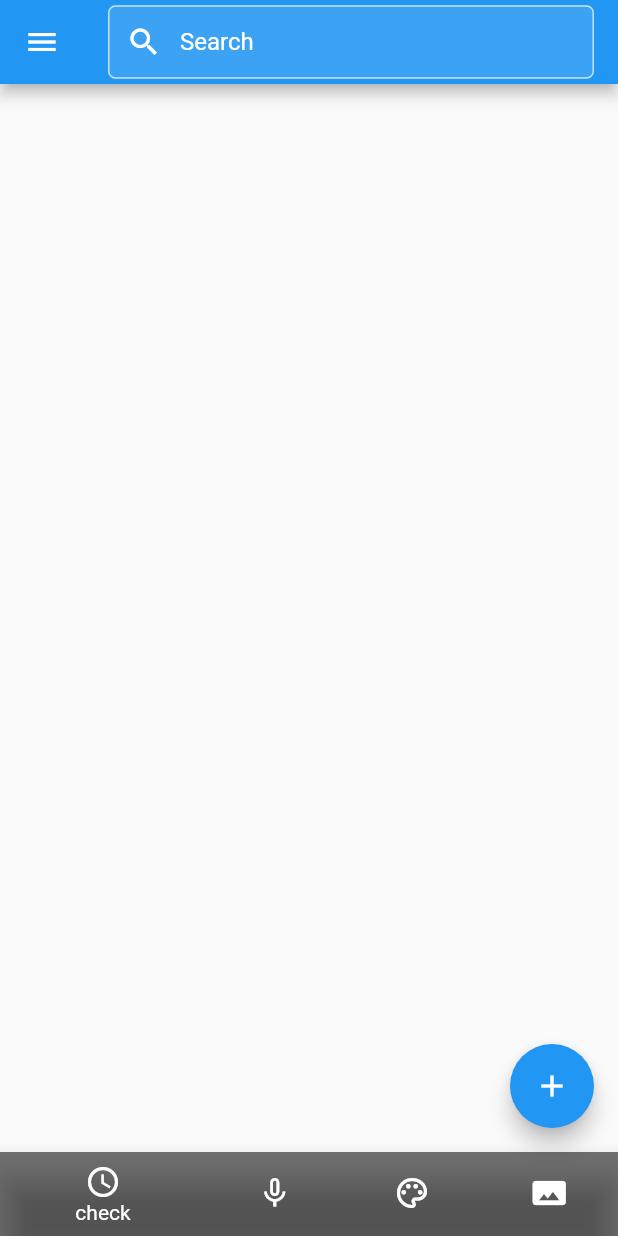
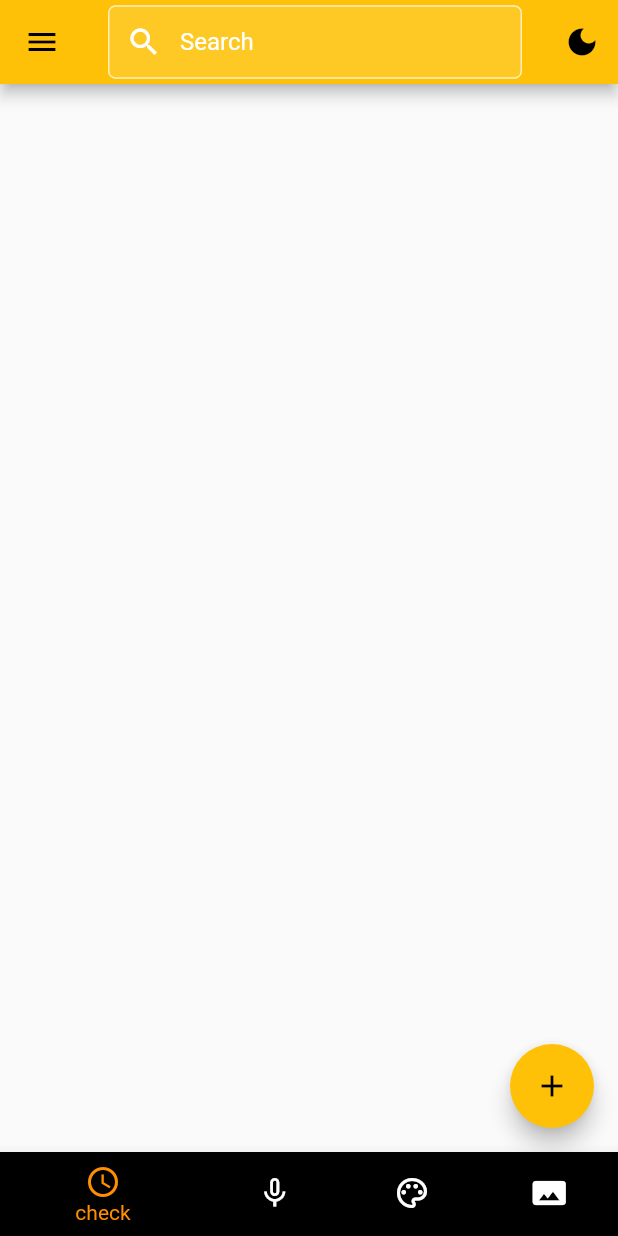
Before and after one commit to quynhtram01/Note-App, a Flutter app: the screen it shows after launch, on a phone screen of 412 x 824 dp. Run offline on Flutter 3.47's test engine with Material 2 defaults, Android fonts, the phone set to English and light mode, and no system bars.

Commit message:
add and edit file homepage.dart and theme.dart and main.dart

```diff
--- /dev/null
+++ b/lib/contents/HomePage.dart
@@ -0,0 +1,95 @@
+import 'package:flutter/cupertino.dart';
+import 'package:flutter/material.dart';
+import 'package:note_app/widget/Navigation_Drawer.dart';
+import '../main.dart';
+import 'Note.dart';
+
+class HomePage extends StatefulWidget {
+  const HomePage({Key? key}) : super(key: key);
+
+  @override
+  State<HomePage> createState() => _HomePageState();
+}
+
+class _HomePageState extends State<HomePage> {
+  @override
+  Widget build(BuildContext context) => Scaffold(
+      drawer: const NavigationDrawerWidget(),
+      appBar: AppBar(
+        title: buildSearchFile(),
+        actions: [
+          IconButton(
+            icon: Icon(MyApp.themeNotifier.value == ThemeMode.light
+                ? Icons.dark_mode
+                : Icons.light_mode ),
+            onPressed: () {
+              MyApp.themeNotifier.value =
+                  MyApp.themeNotifier.value == ThemeMode.light
+                  ? ThemeMode.dark
+                  : ThemeMode.light;
+            })
+        ],
+      ),
+      //body: Center(
+      //  child: _widgetOptions.elementAt(_selectedIndex),
+      //),
+      floatingActionButton: FloatingActionButton(
+        tooltip: 'Increment',
+        child: Icon(Icons.add),
+        onPressed: () {
+          Navigator.push( context,  MaterialPageRoute(builder: (context) => const Note()),);
+        },
+      ),
+      bottomNavigationBar: BottomNavigationBar(
+        items: const <BottomNavigationBarItem>[
+          BottomNavigationBarItem(
+            icon: Icon(Icons.access_time),
+            label: 'check',
+            backgroundColor: Colors.black,
+          ),
+          BottomNavigationBarItem(
+            icon: Icon(Icons.mic_none),
+            label: 'mic',
+            backgroundColor: Colors.greenAccent,
+          ),
+          BottomNavigationBarItem(
+            icon: Icon(Icons.palette_outlined),
+            label: 'paint',
+            backgroundColor: Colors.blue,
+          ),
+          BottomNavigationBarItem(
+            icon: Icon(Icons.panorama),
+            label: 'images',
+            backgroundColor: Colors.purple,
+          ),
+        ],
+        //currentIndex: _selectedIndex,
+        selectedItemColor: Colors.amber[800],
+        // onTap: _onItemTapped,
+      )
+    );
+
+  buildSearchFile() {
+    final color = Colors.white;
+
+    return TextField(
+      style: TextStyle(color: color),
+      decoration: InputDecoration(
+        contentPadding: EdgeInsets.symmetric(horizontal: 20, vertical: 15),
+        hintText: 'Search',
+        hintStyle: TextStyle(color: color),
+        prefixIcon: Icon(Icons.search, color: color),
+        filled: true,
+        fillColor: Colors.white12,
+        enabledBorder: OutlineInputBorder(
+          borderRadius: BorderRadius.circular(5),
+          borderSide: BorderSide(color: color.withOpacity(0.7)),
+        ),
+        focusedBorder: OutlineInputBorder(
+          borderRadius: BorderRadius.circular(5),
+          borderSide: BorderSide(color: color.withOpacity(0.7)),
+        ),
+      ),
+    );
+  }
+  }
--- a/lib/main.dart
+++ b/lib/main.dart
@@ -1,158 +1,37 @@
+import 'dart:ui';
+
 import 'package:flutter/cupertino.dart';
 import 'package:flutter/material.dart';
-import 'package:note_app/widget/Navigation_Drawer.dart';
+import 'package:flutter/src/material/colors.dart';
+//import 'package:note_app/widget/Navigation_Drawer.dart';
 
-import 'contents/Note.dart';
+import 'contents/HomePage.dart';
+import 'horror/theme.dart';
 
 void main() {
   runApp(const MyApp());
 }
 
 class MyApp extends StatelessWidget {
+  static final ValueNotifier<ThemeMode> themeNotifier =
+  ValueNotifier(ThemeMode.light);
   const MyApp({Key? key}) : super(key: key);
 
   // This widget is the root of your application.
   @override
   Widget build(BuildContext context) {
+    return ValueListenableBuilder<ThemeMode>(
+        valueListenable: themeNotifier,
+        builder: (_, ThemeMode currentMode, __) {
     return MaterialApp(
       title: 'Stick-Note',
-      theme: ThemeData(
-        primarySwatch: Colors.blue,
-      ),
-      home: const MyHomePage(title: 'Stick-Note'),
-    );
+      debugShowCheckedModeBanner: false,
+      theme: ThemeData(primarySwatch: Colors.amber),
+      darkTheme: ThemeData.dark(),
+      themeMode: currentMode,
+
+      home: HomePage(),
+      );
+    });
   }
 }
-
-class MyHomePage extends StatefulWidget {
-  const MyHomePage({Key? key, required this.title}) : super(key: key);
-  final String title;
-
-  @override
-  State<MyHomePage> createState() => _MyHomePageState();
-}
-
-class _MyHomePageState extends State<MyHomePage> {
-  int _counter = 0;
-  void _incrementCounter() {
-    setState(() {
-      _counter++;
-    });
-  }
-
-  @override
-  Widget build(BuildContext context) => Scaffold(
-      drawer: const NavigationDrawerWidget(),
-      appBar: AppBar(
-        title: buildSearchFile(),
-      ),
-      //body: Center(
-      //  child: _widgetOptions.elementAt(_selectedIndex),
-      //),
-      floatingActionButton: FloatingActionButton(
-        tooltip: 'Increment',
-        child: Icon(Icons.add),
-        onPressed: () {
-          Navigator.push( context,  MaterialPageRoute(builder: (context) => const Note()),);
-        },
-      ),
-      bottomNavigationBar: BottomNavigationBar(
-        items: const <BottomNavigationBarItem>[
-          BottomNavigationBarItem(
-            icon: Icon(Icons.access_time),
-            label: 'check',
-            backgroundColor: Colors.black54,
-          ),
-          BottomNavigationBarItem(
-            icon: Icon(Icons.mic_none),
-            label: 'mic',
-            backgroundColor: Colors.greenAccent,
-          ),
-          BottomNavigationBarItem(
-            icon: Icon(Icons.palette_outlined),
-            label: 'paint',
-            backgroundColor: Colors.blue,
-          ),
-          BottomNavigationBarItem(
-            icon: Icon(Icons.panorama),
-            label: 'images',
-            backgroundColor: Colors.purple,
-          ),
-        ],
-        //currentIndex: _selectedIndex,
-        //selectedItemColor: Colors.amber[800],
-       // onTap: _onItemTapped,
-  )
-  );
-
-  buildSearchFile() {
-    final color = Colors.white;
-
-    return TextField(
-      style: TextStyle(color: color),
-      decoration: InputDecoration(
-        contentPadding: EdgeInsets.symmetric(horizontal: 20, vertical: 15),
-        hintText: 'Search',
-        hintStyle: TextStyle(color: color),
-        prefixIcon: Icon(Icons.search, color: color),
-        filled: true,
-        fillColor: Colors.white12,
-        enabledBorder: OutlineInputBorder(
-          borderRadius: BorderRadius.circular(5),
-          borderSide: BorderSide(color: color.withOpacity(0.7)),
-        ),
-        focusedBorder: OutlineInputBorder(
-          borderRadius: BorderRadius.circular(5),
-          borderSide: BorderSide(color: color.withOpacity(0.7)),
-        ),
-      ),
-    );
-  }
-}
-
-class CustomListTile extends StatelessWidget{
-
-  IconData icon;
-  String text;
-  Function onTap;
-
-  CustomListTile(this.icon,this.text,this.onTap);
-
-  @override
-  Widget build(BuildContext context) {
-    // TODO: implement build
-    return Padding(
-      padding: const EdgeInsets.fromLTRB(8.0, 0, 8.0, 0),
-      child: Container(
-        decoration: BoxDecoration(
-            border: Border(bottom: BorderSide(color: Colors.grey.shade400))
-        ),
-        child: InkWell(
-          splashColor: Colors.lightBlueAccent,
-          // onTap: onTap,
-          child: Container(
-            height: 40,
-            child: Row(
-              mainAxisAlignment: MainAxisAlignment.spaceBetween,
-              children: <Widget>[
-                Row(
-                    children: <Widget>[
-                      Icon(icon),
-                      Padding(
-                        padding: const EdgeInsets.all(8.0),
-                        child: Text(text, style: TextStyle(
-                            fontSize: 16.0
-                        ),),
-                      ),
-                    ]
-                ),
-                Icon(Icons.arrow_right),
-              ],
-            ),
-          ),
-        ),
-      ),
-
-    );
-  }
-}
```
Also changed, not shown: lib/horror/theme.dart (added).
